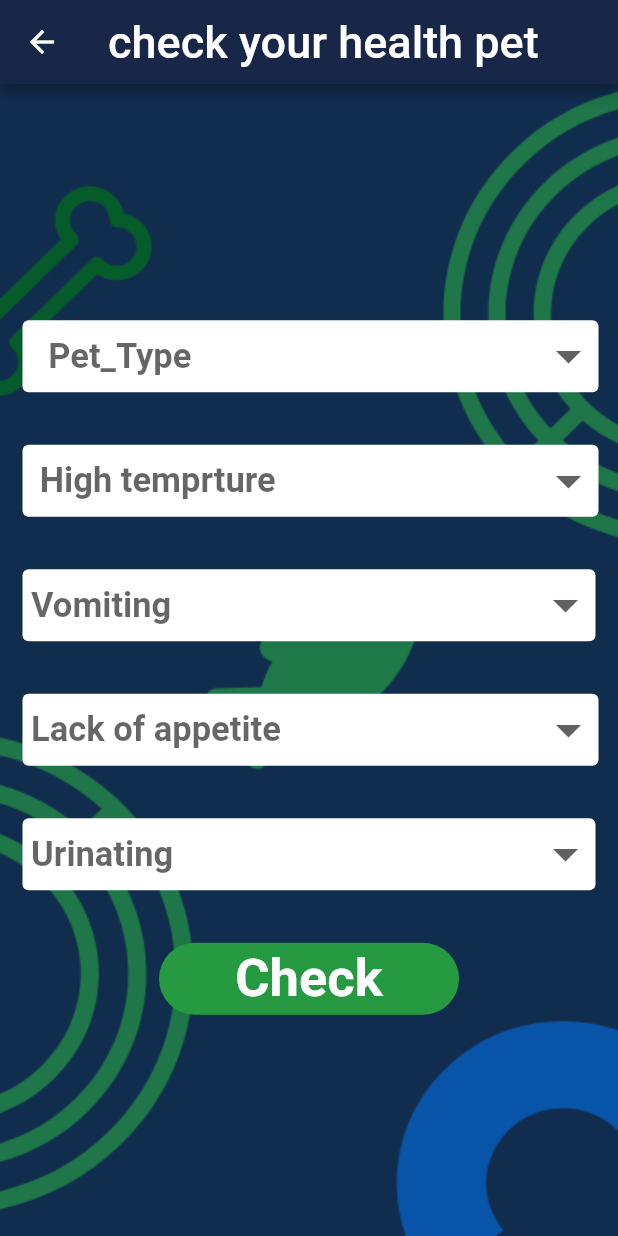
After one commit to mostafa-mosad1/fff51, a Flutter app: the Services screen opened directly, on a phone screen of 412 x 824 dp. The commit adds this screen. Run offline on Flutter 3.47's test engine with Material 2 defaults, Android fonts, the phone set to English and light mode, and no system bars; our stand-ins replace badges, carousel_pro, curved_navigation_bar, flutter_rating_bar, flutter_screenutil, flutter_svg and 4 more.

Commit message:
Merge remote-tracking branch 'github/master'

```diff
--- a/lib/pages/about.dart
+++ b/lib/pages/about.dart
@@ -3,14 +3,14 @@ import 'package:flutter/cupertino.dart';
 import 'package:flutter/material.dart';
 import 'package:flutter_screenutil/flutter_screenutil.dart';
 
-class service extends StatefulWidget {
-  const service({Key? key}) : super(key: key);
+class About extends StatefulWidget {
+  const About({Key? key}) : super(key: key);
 
   @override
-  State<service> createState() => _serviceState();
+  State<About> createState() => _AboutState();
 }
 
-class _serviceState extends State<service> {
+class _AboutState extends State<About> {
   @override
   Widget build(BuildContext context) {
     return SafeArea(
--- a/lib/pages/home_management.dart
+++ b/lib/pages/home_management.dart
@@ -3,6 +3,7 @@ import 'package:fff/pages/doctorpage/doctors.dart';
 import 'package:fff/pages/profile/profile.dart';
 import 'package:fff/pages/search.dart';
 import 'package:fff/pages/about.dart';
+import 'package:fff/pages/services.dart';
 import 'package:fff/pages/shop/favorite.dart';
 import 'package:fff/pages/shop/shop.dart';
 import 'package:flutter/cupertino.dart';
@@ -126,7 +127,9 @@ class _home_managementState extends State<home_management> {
                           "Services",
                           style: TextStyle(fontWeight: FontWeight.bold,color: Colors.white),
                         ),
-                        onTap: () {},
+                        onTap: () {
+                          Navigator.of(context).push(PageRouteBuilder(pageBuilder:(context, animation, secondaryAnimation) => Services(), ));
+                        },
                       ),
                     ),
                     SizedBox(height: 10,),
@@ -140,7 +143,7 @@ class _home_managementState extends State<home_management> {
                           style: TextStyle(fontWeight: FontWeight.bold,color: Colors.white,),
                         ),
                         onTap: () {
-                          Navigator.of(context).push(PageRouteBuilder(pageBuilder:(context, animation, secondaryAnimation) => service(), ));
+                          Navigator.of(context).push(PageRouteBuilder(pageBuilder:(context, animation, secondaryAnimation) => About(), ));
 
                         },
                       ),
--- /dev/null
+++ b/lib/pages/services.dart
@@ -0,0 +1,260 @@
+import 'package:flutter/cupertino.dart';
+import 'package:flutter/material.dart';
+import 'package:flutter_screenutil/flutter_screenutil.dart';
+
+class Services extends StatefulWidget {
+  const Services({Key? key}) : super(key: key);
+
+  @override
+  State<Services> createState() => _ServicesState();
+}
+
+class _ServicesState extends State<Services> {
+  var type;
+  var temprture;
+  var appetite;
+  var vomiting;
+  var urinating;
+  @override
+  Widget build(BuildContext context) {
+    return SafeArea(child: Scaffold(
+      appBar: AppBar(
+        backgroundColor: Color(0xff182747),
+        title: Text("check your health pet",style: TextStyle(fontSize: 30,color: Colors.white),),
+      ),
+      body: Stack(children: [
+        Image(
+          image: AssetImage("images/services.png"),
+          fit: BoxFit.fill,
+          width: double.infinity,
+          height: double.infinity,
+        ),
+        Column(
+          mainAxisAlignment: MainAxisAlignment.center,
+          children: [
+            //SizedBox(height: 45,),
+            Container(
+              width: double.infinity,
+              margin: EdgeInsets.only(top: 10,bottom: 10,right: 13,left: 15),
+              decoration: BoxDecoration(
+                  color: Colors.white,
+                  borderRadius: BorderRadius.circular(4)),
+              child: DropdownButtonHideUnderline(
+                child: DropdownButton(
+                  iconSize: 40,
+                  hint: Text(
+                    "   Pet_Type",
+                    style: TextStyle(
+                        fontSize: 23, fontWeight: FontWeight.bold),
+                  ),
+                  items: ["Cat","Dog","Hammster","Fish","Bird"]
+                      .map((e) => DropdownMenuItem(
+                    child: Text(
+                      "   $e",
+                      style: TextStyle(
+                          fontSize: 23,
+                          fontWeight: FontWeight.bold),
+                    ),
+                    value: e,
+                  ))
+                      .toList(),
+                  onChanged: (val) {
+                    setState(() {
+                      type = val;
+                      print(type);
+                    });
+                  },
+                  value: type,
+                ),
+              ),
+            ),
+            SizedBox(height: 15,),
+            Container(
+              width: double.infinity,
+              margin: EdgeInsets.only(top: 10,bottom: 10,right: 13,left: 15),
+              decoration: BoxDecoration(
+                  color: Colors.white,
+                  borderRadius: BorderRadius.circular(4)),
+              child: DropdownButtonHideUnderline(
+                child: DropdownButton(
+                  iconSize: 40,
+                  hint: Text(
+                    "  High temprture",
+                    style: TextStyle(
+                        fontSize: 23, fontWeight: FontWeight.bold),
+                  ),
+                  items: ["Yes","No"]
+                      .map((e) => DropdownMenuItem(
+                    child: Text(
+                      "   $e",
+                      style: TextStyle(
+                          fontSize: 23,
+                          fontWeight: FontWeight.bold),
+                    ),
+                    value: e,
+                  ))
+                      .toList(),
+                  onChanged: (val) {
+                    setState(() {
+                      temprture = val;
+                      print(temprture);
+                    });
+                  },
+                  value: temprture,
+                ),
+              ),
+            ),
+            SizedBox(height: 15,),
+            Container(
+              width: double.infinity,
+              margin: EdgeInsets.only(top: 10,bottom: 10,right: 15,left: 15),
+              decoration: BoxDecoration(
+                  color: Colors.white,
+                  borderRadius: BorderRadius.circular(4)),
+              child: DropdownButtonHideUnderline(
+                child: DropdownButton(
+                  iconSize: 40,
+                  hint: Text(
+                    " Vomiting",
+                    style: TextStyle(
+                        fontSize: 23, fontWeight: FontWeight.bold),
+                  ),
+                  items: ["Yes","No"]
+                      .map((e) => DropdownMenuItem(
+                    child: Text(
+                      "   $e",
+                      style: TextStyle(
+                          fontSize: 23,
+                          fontWeight: FontWeight.bold),
+                    ),
+                    value: e,
+                  ))
+                      .toList(),
+                  onChanged: (val) {
+                    setState(() {
+                      vomiting = val;
+                      print(vomiting);
+                    });
+                  },
+                  value: vomiting,
+                ),
+              ),
+            ),
+            SizedBox(height: 15,),
+            Container(
+              width: double.infinity,
+              margin: EdgeInsets.only(top: 10,bottom: 10,right: 13,left: 15),
+              decoration: BoxDecoration(
+                  color: Colors.white,
+                  borderRadius: BorderRadius.circular(4)),
+              child: DropdownButtonHideUnderline(
+                child: DropdownButton(
+                  iconSize: 40,
+                  hint: Text(
+                    " Lack of appetite",
+                    style: TextStyle(
+                        fontSize: 23, fontWeight: FontWeight.bold),
+                  ),
+                  items: ["Yes","No"]
+                      .map((e) => DropdownMenuItem(
+                    child: Text(
+                      "   $e",
+                      style: TextStyle(
+                          fontSize: 23,
+                          fontWeight: FontWeight.bold),
+                    ),
+                    value: e,
+                  ))
+                      .toList(),
+                  onChanged: (val) {
+                    setState(() {
+                      appetite = val;
+                      print(appetite);
+                    });
+                  },
+                  value: appetite,
+                ),
+              ),
+            ),
+            SizedBox(height: 15,),
+            Container(
+              width: double.infinity,
+              margin: EdgeInsets.only(top: 10,bottom: 10,right: 15,left: 15),
+              decoration: BoxDecoration(
+                  color: Colors.white,
+                  borderRadius: BorderRadius.circular(4)),
+              child: DropdownButtonHideUnderline(
+                child: DropdownButton(
+                  iconSize: 40,
+                  hint: Text(
+                    " Urinating",
+                    style: TextStyle(
+                        fontSize: 23, fontWeight: FontWeight.bold),
+                  ),
+                  items: ["Yes","No"]
+                      .map((e) => DropdownMenuItem(
+                    child: Text(
+                      "   $e",
+                      style: TextStyle(
+                          fontSize: 23,
+                          fontWeight: FontWeight.bold),
+                    ),
+                    value: e,
+                  ))
+                      .toList(),
+                  onChanged: (val) {
+                    setState(() {
+                      urinating = val;
+                      print(urinating);
+                    });
+                  },
+                  value: urinating,
+                ),
+              ),
+            ),
+            SizedBox(height: 25,),
+            Container(
+              decoration: BoxDecoration(
+                borderRadius: BorderRadius.all(Radius.circular(30)),
+                color: Color(0xff269A41),
+              ),
+              width: 200,
+              child: MaterialButton(
+                onPressed: () {
+                  if(temprture=="Yes" && appetite=="Yes"  )
+                    //||vomiting=="Yes"
+                      {
+                    String result = "The animal is $type , it's Abnormal";
+                    ScaffoldMessenger.of(context).showSnackBar(
+                      SnackBar(
+                        backgroundColor: Colors.red,
+                        content: Container(
+                            height: 70,
+                            child: Center(child: Text(result,style: TextStyle(fontSize: 22)))),
+                      ),
+                    );
+                  }
+                  else
+                  {
+                    String result = "The animal is $type , it's Normal";
+                    ScaffoldMessenger.of(context).showSnackBar(
+                      SnackBar(backgroundColor: Color(0xff269A41),
+                        content: Container(height: 70,
+                            child: Center(child: Text(result,style: TextStyle(fontSize: 22),))),
+                      ),
+                    );
+                  }
+                },
+                child: Text(
+                  "Check",
+                  style: TextStyle(
+                      fontWeight: FontWeight.bold,
+                      fontSize:35,
+                      color: Colors.white),
+                ),
+              ),
+            ),
+          ],)
+      ],) ,));
+  }
+}
--- a/lib/pages/shop/pet.dart
+++ b/lib/pages/shop/pet.dart
@@ -191,7 +191,7 @@ class _petState extends State<pet> {
                     bottomLeft: Radius.circular(30),
                     bottomRight: Radius.circular(30))),
             title: Text(
-              "pet life",
+              "pet care",
               style: TextStyle(
                   fontSize: 25,
                   fontWeight: FontWeight.bold,
--- a/lib/trader/home_managementTrader.dart
+++ b/lib/trader/home_managementTrader.dart
@@ -160,7 +160,7 @@ class _home_mangaementTraderState extends State<home_mangaementTrader> {
                               style: TextStyle(fontWeight: FontWeight.bold,color: Colors.white,),
                             ),
                             onTap: () {
-                              Navigator.of(context).push(PageRouteBuilder(pageBuilder:(context, animation, secondaryAnimation) => service(), ));
+                              Navigator.of(context).push(PageRouteBuilder(pageBuilder:(context, animation, secondaryAnimation) => About(), ));
 
                             },
                           ),
--- a/lib/vet/home_managementVet.dart
+++ b/lib/vet/home_managementVet.dart
@@ -141,7 +141,7 @@ class _home_mangaementVetState extends State<home_mangaementVet> {
                                 style: TextStyle(fontWeight: FontWeight.bold,color: Colors.white,),
                               ),
                               onTap: () {
-                                Navigator.of(context).push(PageRouteBuilder(pageBuilder:(context, animation, secondaryAnimation) => service(), ));
+                                Navigator.of(context).push(PageRouteBuilder(pageBuilder:(context, animation, secondaryAnimation) => About(), ));
 
                               },
                             ),
```
Also changed, not shown: pubspec.yaml (+14 -1 lines), images/services.png (added).
